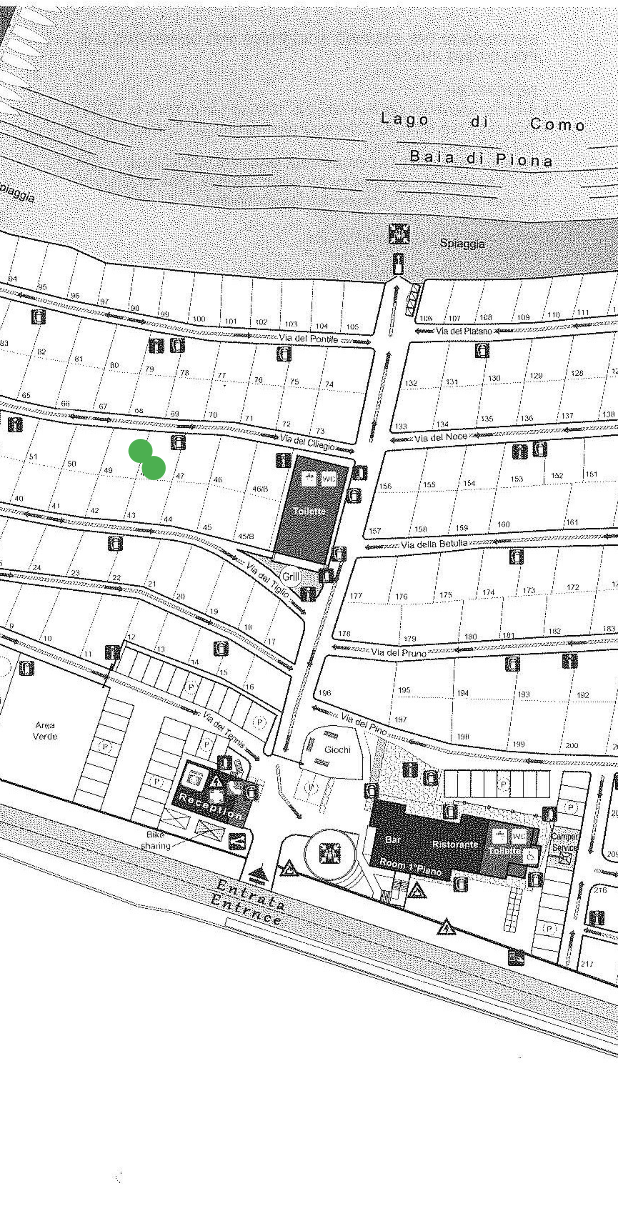
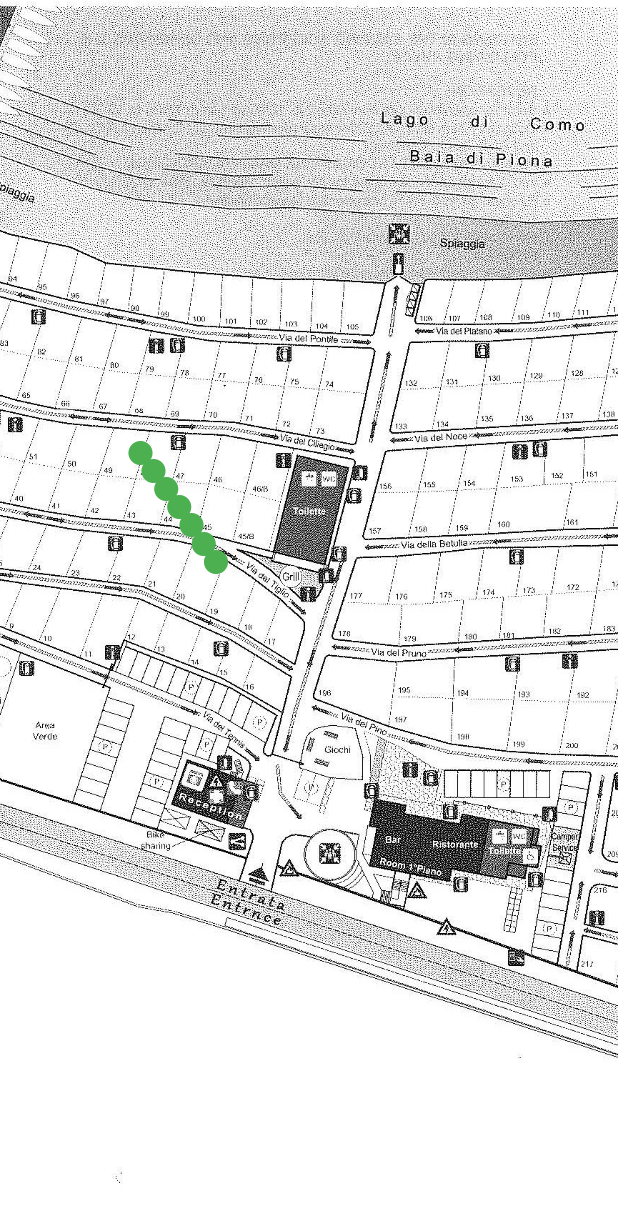
Before and after one commit to SiniMini04/GreenCamp, a Flutter app: the screen it shows after launch, after a tap on the "fiber manual record" icon, on a phone screen of 412 x 824 dp. Shown: the top 1222 px of the screen. Run offline on Flutter 3.47's test engine with Material 2 defaults, Android fonts, the phone set to English and light mode, and no system bars; our stand-ins replace logger; missing offline and left inert: mysql1.

Commit message:
Verfügbarkeit:Icon-aendern:08
Anpassung der Future funktion, damit die Buttons die Farbe ändern

```diff
--- a/greencamp/lib/main.dart
+++ b/greencamp/lib/main.dart
@@ -1,6 +1,8 @@
 import 'package:flutter/material.dart';
-import 'datenbankabfrage.dart';
 import 'positions.dart';
+import 'package:logger/logger.dart';
+import 'package:mysql1/mysql1.dart';
+import 'dart:async';
 
 void main() {
   runApp(MyApp());
@@ -9,6 +11,37 @@ void main() {
 class MyApp extends StatefulWidget {
   @override
   _MyAppState createState() => _MyAppState();
+}
+
+bool isButtonFree = false;
+bool dbAbfrage = false;
+
+var logger = Logger(
+  printer: PrettyPrinter(),
+);
+
+Future<bool> checkButtonStatus(int buttonId) async {
+  buttonId += 1;
+  final conn = await MySqlConnection.connect(ConnectionSettings(
+    host: 'localhost',
+    port: 3306,
+    user: 'root',
+    password: '1234',
+    db: 'mydb',
+  ));
+  final results = await conn.query(
+      "select * from TCampsite where CampNr=? AND CampBesetzt='Ja'",
+      [buttonId]);
+  bool isButtonOccupied = false;
+  logger.d(results, dbAbfrage);
+  if (results.isNotEmpty) {
+    isButtonOccupied = true;
+  } else {
+    isButtonOccupied = false;
+  }
+
+  await conn.close();
+  return isButtonOccupied;
 }
 
 class _MyAppState extends State<MyApp> {
@@ -42,16 +75,26 @@ class _MyAppState extends State<MyApp> {
                       right: positions[index].containsKey('right')
                           ? mediaSize.width * (positions[index]['right'] ?? 0)
                           : null,
-                      child: IconButton(
+                      child: FutureBuilder<bool>(
+                        future: changeColorFromButton(index),
+                        builder: (BuildContext context,
+                            AsyncSnapshot<bool> snapshot) {
+                          logger.d(isButtonFree);
+                          if (!dbAbfrage) {
+                            return IconButton(
                               onPressed: () {},
                               icon: const Icon(Icons.fiber_manual_record),
-                        color: returnColorOption(index)
-                            ? Colors.red
-                            : Colors.green,
+                              color: isButtonFree ? Colors.red : Colors.green,
                               splashColor: Colors.transparent,
                               highlightColor: Colors.transparent,
                               hoverColor: Colors.transparent,
                               key: ValueKey(index),
+                            );
+                          } else {
+                            // Display a loading indicator while the future is being resolved
+                            return CircularProgressIndicator();
+                          }
+                        },
                       ),
                     ),
                 ],
@@ -63,3 +106,10 @@ class _MyAppState extends State<MyApp> {
     );
   }
 }
+
+Future<bool> changeColorFromButton(int index) async {
+  dbAbfrage = true;
+  await checkButtonStatus(index).then((value) => isButtonFree = value);
+  dbAbfrage = false;
+  return isButtonFree;
+}
--- a/greencamp/lib/positions.dart
+++ b/greencamp/lib/positions.dart
@@ -1,5 +1,12 @@
-final List<Map<String, double>> positions = [
+import 'package:flutter/gestures.dart';
+
+final List<Map<String, dynamic>> positions = [
   //Camping Position 1-11
-  {'bottom': 0.60619, 'left': 0.16927},
-  {'bottom': 0.59211, 'left': 0.19063},
+  {'bottom': 0.60471976, 'left': 0.16927083, 'electricityConnection': false},
+  {'bottom': 0.58997050, 'left': 0.19010417, 'electricityConnection': false},
+  {'bottom': 0.57522124, 'left': 0.21093750, 'electricityConnection': false},
+  {'bottom': 0.56047198, 'left': 0.23177083, 'electricityConnection': false},
+  {'bottom': 0.54572271, 'left': 0.25156250, 'electricityConnection': false},
+  {'bottom': 0.53097345, 'left': 0.27135417, 'electricityConnection': false},
+  {'bottom': 0.51622419, 'left': 0.29114583, 'electricityConnection': false}
 ];
```
Lines whose indentation alone changed are shown as unchanged.
